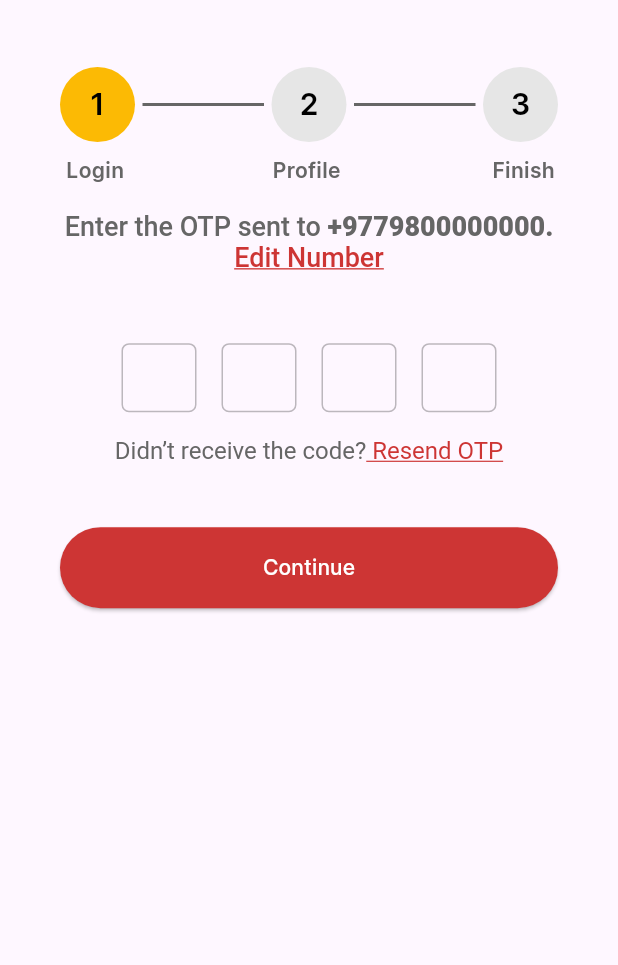
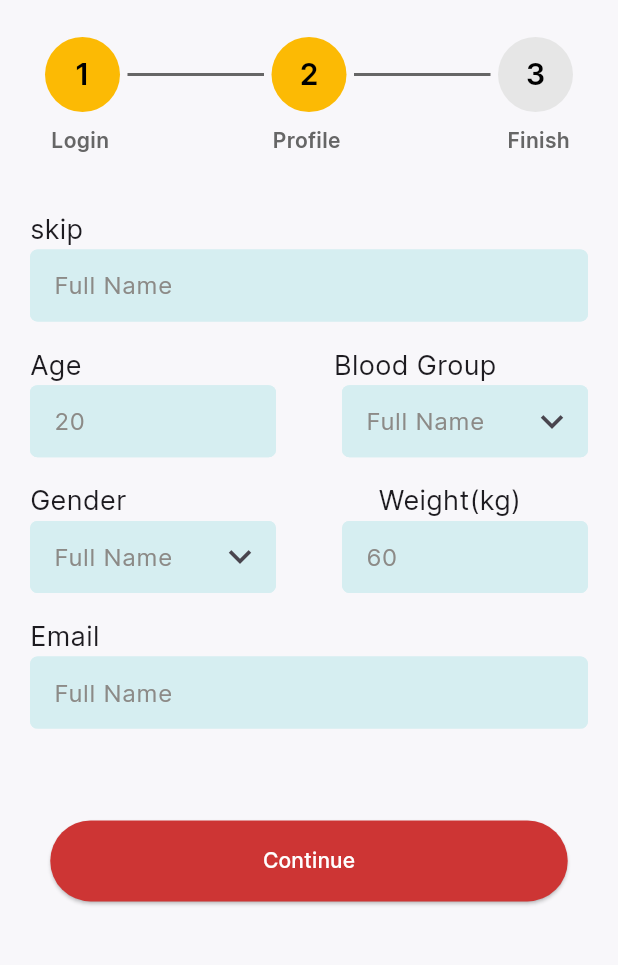
Before and after one commit to Jigarchovatiya/blood_donation_app, a Flutter app: the screen it shows after launch, on a phone screen of 412 x 824 dp, the part 83-1048 px from its top. Run offline on Flutter 3.47's test engine with Material 2 defaults, Android fonts, the phone set to English and light mode, and no system bars; drawn by our look-alikes of otp_text_field; our stand-ins replace flutter_svg, intl_phone_field, smooth_page_indicator.

Commit message:
1-06-2023

```diff
--- a/lib/main.dart
+++ b/lib/main.dart
@@ -1,4 +1,4 @@
-import 'package:blood_donation_app/view/entry_point/otp_log_in_screen.dart';
+import 'package:blood_donation_app/view/entry_point/create_account_one.dart';
 import 'package:flutter/material.dart';
 
 void main() {
@@ -19,7 +19,7 @@ class MyApp extends StatelessWidget {
         colorScheme: ColorScheme.fromSeed(seedColor: Colors.deepPurple),
         useMaterial3: true,
       ),
-      home: const OtpLogInScreen(),
+      home: const CreateAccountOne(),
     );
   }
 }
--- /dev/null
+++ b/lib/res/common/app_text_field.dart
@@ -0,0 +1,94 @@
+import 'package:blood_donation_app/res/constants/app_colors.dart';
+import 'package:flutter/material.dart';
+import 'package:flutter/services.dart';
+
+class AppTextField extends StatelessWidget {
+  final TextEditingController? controller;
+  final String? hintText;
+  final double? width;
+  final TextInputAction? textInputAction;
+  final Widget? suffixIcon;
+  final TextInputType keyboardType;
+  final String? label;
+  final List<TextInputFormatter>? inputFormatters;
+  final FormFieldValidator<String>? validator;
+  final bool obscureText;
+  final bool readOnly;
+  final ValueChanged<String>? onChanged;
+  final bool enableInteractiveSelection;
+  final GestureTapCallback? onTap;
+  final InputBorder? enabledBorder;
+  final InputBorder? focusedBorder;
+  final InputBorder? focusedErrorBorder;
+  final InputBorder? errorBorder;
+  final int maxLines;
+  final EdgeInsetsGeometry margin;
+  final bool autofocus;
+
+  const AppTextField({
+    Key? key,
+    this.controller,
+    this.keyboardType = TextInputType.text,
+    this.label,
+    this.inputFormatters,
+    this.validator,
+    this.obscureText = false,
+    this.readOnly = false,
+    this.onTap,
+    this.enableInteractiveSelection = true,
+    this.enabledBorder,
+    this.focusedBorder,
+    this.focusedErrorBorder,
+    this.errorBorder,
+    this.maxLines = 1,
+    this.margin = const EdgeInsets.only(top: 8, bottom: 8, right: 20),
+    this.autofocus = false,
+    this.onChanged,
+    this.hintText,
+    this.suffixIcon,
+    this.textInputAction,
+    this.width,
+  }) : super(key: key);
+
+  @override
+  Widget build(BuildContext context) {
+    return SizedBox(
+      width: width,
+      child: TextFormField(
+        textInputAction: textInputAction,
+        controller: controller,
+        validator: validator,
+        obscureText: obscureText,
+        autofocus: false,
+        decoration: InputDecoration(
+          fillColor: AppColors.textFillColor,
+          filled: true,
+          enabledBorder: OutlineInputBorder(
+            borderSide: BorderSide(color: AppColors.textFillColor),
+            borderRadius: BorderRadius.circular(5),
+          ),
+          focusedBorder: OutlineInputBorder(
+            borderRadius: BorderRadius.circular(5),
+            borderSide: const BorderSide(color: Colors.blue, width: 2),
+          ),
+          errorBorder: OutlineInputBorder(
+            borderSide: const BorderSide(
+              color: Colors.red,
+              width: 1,
+            ),
+            borderRadius: BorderRadius.circular(5),
+          ),
+          isDense: true,
+          suffixIcon: suffixIcon,
+          hintText: hintText,
+          hintStyle: const TextStyle(
+            color: Color(0xFF8C8A87),
+          ),
+          border: OutlineInputBorder(
+            borderRadius: BorderRadius.circular(5),
+          ),
+        ),
+      ),
+    );
+  }
+}
--- a/lib/res/constants/app_colors.dart
+++ b/lib/res/constants/app_colors.dart
@@ -15,9 +15,12 @@ Map<int, Color> color = {
 
 class AppColors {
   static MaterialColor materialColor = MaterialColor(0xFFCD3534, color);
+  static const Color scaffoldBg = Color(0xFFF8F7FA);
   static const Color white = Colors.white;
   static const Color red = Colors.red;
   static const Color black = Colors.black;
+  static const Color transparent = Colors.transparent;
   static const Color textColor = Color(0xFF666666);
   static const Color dividerColor = Color(0xFFFCBA04);
+  static const Color textFillColor = Color(0xFFD6EEF1);
 }
--- a/lib/res/constants/app_strings.dart
+++ b/lib/res/constants/app_strings.dart
@@ -35,4 +35,12 @@ class AppStrings {
   static const String editNumber = " Edit Number";
   static const String dintReceive = "Didn’t receive the code?";
   static const String resendOtp = " Resend OTP";
+
+  /// log in screen
+  static const String fullName = "Full Name";
+  static const String age = "Age";
+  static const String bloodGroup = "Blood Group";
+  static const String gender = "Gender";
+  static const String weight = "Weight(kg)";
+  static const String email = "Email";
 }
--- /dev/null
+++ b/lib/view/entry_point/create_account_one.dart
@@ -0,0 +1,225 @@
+import 'package:blood_donation_app/res/common/app_button.dart';
+import 'package:blood_donation_app/res/common/app_text_field.dart';
+import 'package:flutter/material.dart';
+
+import '../../res/common/app_circle_avatar.dart';
+import '../../res/constants/app_colors.dart';
+import '../../res/constants/app_strings.dart';
+
+class CreateAccountOne extends StatefulWidget {
+  const CreateAccountOne({Key? key}) : super(key: key);
+
+  @override
+  State<CreateAccountOne> createState() => _CreateAccountOneState();
+}
+
+class _CreateAccountOneState extends State<CreateAccountOne> {
+  @override
+  Widget build(BuildContext context) {
+    double height = MediaQuery.of(context).size.height;
+    double width = MediaQuery.of(context).size.width;
+    return Scaffold(
+      backgroundColor: AppColors.scaffoldBg,
+      appBar: AppBar(
+        backgroundColor: AppColors.transparent,
+        elevation: 0,
+        toolbarHeight: 80,
+        leading: TextButton(
+          onPressed: () {
+            Navigator.pop(context);
+          },
+          child: Icon(Icons.arrow_back_ios, size: 20),
+        ),
+        title: const Text(
+          AppStrings.appBarTitle,
+          style: TextStyle(fontSize: 24, fontWeight: FontWeight.w600),
+        ),
+        centerTitle: true,
+        actions: [
+          TextButton(
+            onPressed: () {},
+            child: const Text(
+              AppStrings.skip,
+              style: TextStyle(color: AppColors.textColor, decoration: TextDecoration.underline),
+            ),
+          ),
+        ],
+      ),
+      body: SafeArea(
+        child: SingleChildScrollView(
+          child: Column(
+            crossAxisAlignment: CrossAxisAlignment.center,
+            children: [
+              Padding(
+                padding: const EdgeInsets.symmetric(horizontal: 30),
+                child: Column(
+                  children: [
+                    Row(
+                      children: [
+                        AppCircleAvatar(
+                          backgroundColor: Color(0xffFCBA04),
+                          child: Text(
+                            "1",
+                            style: TextStyle(color: AppColors.black, fontSize: 20, fontWeight: FontWeight.w600),
+                          ),
+                        ),
+                        Expanded(
+                          child: Divider(
+                            indent: 5,
+                            endIndent: 5,
+                            color: AppColors.textColor,
+                            thickness: 2,
+                          ),
+                        ),
+                        AppCircleAvatar(
+                          backgroundColor: Color(0xffFCBA04),
+                          child: Text(
+                            "2",
+                            style: TextStyle(color: AppColors.black, fontSize: 20, fontWeight: FontWeight.w600),
+                          ),
+                        ),
+                        Expanded(
+                          child: Divider(
+                            indent: 5,
+                            endIndent: 5,
+                            color: AppColors.textColor,
+                            thickness: 2,
+                          ),
+                        ),
+                        AppCircleAvatar(
+                          child: Text(
+                            "3",
+                            style: TextStyle(color: AppColors.black, fontSize: 20, fontWeight: FontWeight.w600),
+                          ),
+                          backgroundColor: Color(0xffE6E6E6),
+                        ),
+                      ],
+                    ),
+                    SizedBox(height: height / 90),
+                    Row(
+                      children: [
+                        SizedBox(
+                          width: width / 100,
+                        ),
+                        const Text(
+                          AppStrings.login,
+                          style: TextStyle(fontWeight: FontWeight.w600, fontSize: 14, color: AppColors.textColor),
+                        ),
+                        const Spacer(),
+                        const Text(
+                          AppStrings.profile,
+                          style: TextStyle(fontWeight: FontWeight.w600, fontSize: 14, color: AppColors.textColor),
+                        ),
+                        const Spacer(),
+                        SizedBox(
+                          width: width / 200,
+                        ),
+                        const Text(
+                          AppStrings.finish,
+                          style: TextStyle(fontWeight: FontWeight.w600, fontSize: 14, color: AppColors.textColor),
+                        ),
+                        SizedBox(
+                          width: width / 200,
+                        ),
+                      ],
+                    ),
+                  ],
+                ),
+              ),
+              SizedBox(height: height / 50),
+              Padding(
+                padding: EdgeInsets.all(20),
+                child: Column(
+                  children: [
+                    Align(
+                      alignment: Alignment.centerLeft,
+                      child: Text(
+                        AppStrings.skip,
+                        style: TextStyle(fontSize: 18),
+                      ),
+                    ),
+                    AppTextField(
+                      hintText: AppStrings.fullName,
+                    ),
+                    SizedBox(height: height / 50),
+                    Row(
+                      children: [
+                        Text(
+                          AppStrings.age,
+                          style: TextStyle(fontSize: 18),
+                        ),
+                        SizedBox(width: width / 2.45),
+                        Text(
+                          AppStrings.bloodGroup,
+                          style: TextStyle(fontSize: 18),
+                        ),
+                      ],
+                    ),
+                    Row(
+                      mainAxisAlignment: MainAxisAlignment.spaceBetween,
+                      children: [
+                        AppTextField(
+                          width: 164,
+                          hintText: "20",
+                        ),
+                        AppTextField(
+                          width: 164,
+                          hintText: AppStrings.fullName,
+                          suffixIcon: Icon(Icons.keyboard_arrow_down, size: 30),
+                        ),
+                      ],
+                    ),
+                    SizedBox(height: height / 50),
+                    Row(
+                      children: [
+                        Text(
+                          AppStrings.gender,
+                          style: TextStyle(fontSize: 18),
+                        ),
+                        SizedBox(width: width / 2.45),
+                        Text(
+                          AppStrings.weight,
+                          style: TextStyle(fontSize: 18),
+                        ),
+                      ],
+                    ),
+                    Row(
+                      mainAxisAlignment: MainAxisAlignment.spaceBetween,
+                      children: [
+                        AppTextField(
+                          width: 164,
+                          hintText: AppStrings.fullName,
+                          suffixIcon: Icon(Icons.keyboard_arrow_down, size: 30),
+                        ),
+                        AppTextField(
+                          width: 164,
+                          hintText: "60",
+                        ),
+                      ],
+                    ),
+                    SizedBox(height: height / 50),
+                    Align(
+                      alignment: Alignment.centerLeft,
+                      child: Text(
+                        AppStrings.email,
+                        style: TextStyle(fontSize: 18),
+                      ),
+                    ),
+                    AppTextField(
+                      hintText: AppStrings.fullName,
+                    ),
+                  ],
+                ),
+              ),
+              SizedBox(height: height / 20),
+              AppButton(
+                buttonText: AppStrings.continueButton,
+                onPressed: () {},
+              ),
+            ],
+          ),
+        ),
+      ),
+    );
+  }
+}
--- /dev/null
+++ b/lib/view/entry_point/create_account_two.dart
@@ -0,0 +1,44 @@
+import 'package:flutter/material.dart';
+
+import '../../res/constants/app_colors.dart';
+import '../../res/constants/app_strings.dart';
+
+class CreateAccountTwo extends StatefulWidget {
+  const CreateAccountTwo({Key? key}) : super(key: key);
+
+  @override
+  State<CreateAccountTwo> createState() => _CreateAccountTwoState();
+}
+
+class _CreateAccountTwoState extends State<CreateAccountTwo> {
+  @override
+  Widget build(BuildContext context) {
+    double height = MediaQuery.of(context).size.height;
+    double width = MediaQuery.of(context).size.width;
+    return Scaffold(
+      appBar: AppBar(
+        toolbarHeight: 80,
+        leading: TextButton(
+          onPressed: () {
+            Navigator.pop(context);
+          },
+          child: Icon(Icons.arrow_back_ios, size: 20),
+        ),
+        title: const Text(
+          AppStrings.appBarTitle,
+          style: TextStyle(fontSize: 24, fontWeight: FontWeight.w600),
+        ),
+        centerTitle: true,
+        actions: [
+          TextButton(
+            onPressed: () {},
+            child: const Text(
+              AppStrings.skip,
+              style: TextStyle(color: AppColors.textColor, decoration: TextDecoration.underline),
+            ),
+          ),
+        ],
+      ),
+    );
+  }
+}
--- a/lib/view/entry_point/log_in_screen.dart
+++ b/lib/view/entry_point/log_in_screen.dart
@@ -22,7 +22,10 @@ class _LogInScreenState extends State<LogInScreen> {
     double height = MediaQuery.of(context).size.height;
     double width = MediaQuery.of(context).size.width;
     return Scaffold(
+      backgroundColor: AppColors.scaffoldBg,
       appBar: AppBar(
+        backgroundColor: AppColors.transparent,
+        elevation: 0,
         toolbarHeight: 80,
         leading: null,
         title: const Text(
--- a/lib/view/entry_point/otp_log_in_screen.dart
+++ b/lib/view/entry_point/otp_log_in_screen.dart
@@ -21,7 +21,10 @@ class _OtpLogInScreenState extends State<OtpLogInScreen> {
     double height = MediaQuery.of(context).size.height;
     double width = MediaQuery.of(context).size.width;
     return Scaffold(
+      backgroundColor: AppColors.scaffoldBg,
       appBar: AppBar(
+        backgroundColor: AppColors.transparent,
+        elevation: 0,
         toolbarHeight: 80,
         leading: TextButton(
           onPressed: () {
@@ -44,7 +47,8 @@ class _OtpLogInScreenState extends State<OtpLogInScreen> {
           ),
         ],
       ),
-      body: SingleChildScrollView(
+      body: SafeArea(
+        child: SingleChildScrollView(
           child: Padding(
             padding: const EdgeInsets.all(20),
             child: Column(
@@ -123,6 +127,9 @@ class _OtpLogInScreenState extends State<OtpLogInScreen> {
                           ),
                         ],
                       ),
+                    ],
+                  ),
+                ),
                 SizedBox(height: height / 50),
                 RichText(
                   textAlign: TextAlign.center,
@@ -194,8 +201,6 @@ class _OtpLogInScreenState extends State<OtpLogInScreen> {
               ],
             ),
           ),
-            ],
-          ),
         ),
       ),
     );
--- a/pubspec.yaml
+++ b/pubspec.yaml
@@ -36,8 +36,8 @@ dependencies:
   # Use with the CupertinoIcons class for iOS style icons.
   cupertino_icons: ^1.0.2
   flutter_svg: ^2.0.6
+  intl_phone_field: ^3.1.0
   smooth_page_indicator: ^1.0.1
-  intl_phone_field: ^3.1.0
   otp_text_field: ^1.1.3
 
 dev_dependencies:
```
Lines whose indentation alone changed are shown as unchanged.
